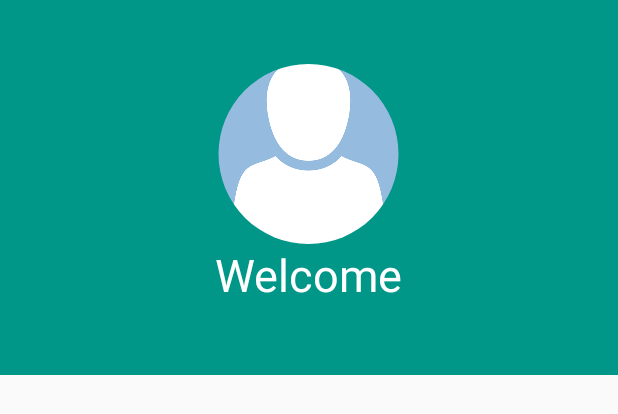
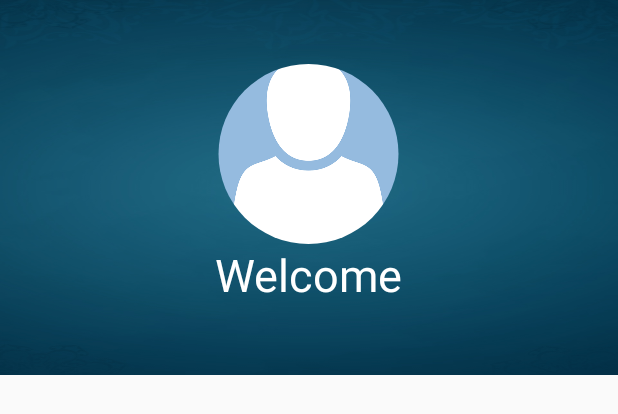
Before and after one commit to gaurikolhe/HuntHouse, an Android app: the layout nav_header_main.xml on its own in the app's theme, with its tools: preview values and no code run, on a phone screen of 412 x 824 dp. Shown: the top 414 px of the screen. Run offline under Robolectric (Android 15) with nearby library versions, the phone set to English and light mode, and no system bars.

```diff
--- a/app/src/main/java/com/project/hunthouse/View/MainActivity.java
+++ b/app/src/main/java/com/project/hunthouse/View/MainActivity.java
@@ -177,10 +177,7 @@ public class MainActivity extends AppCompatActivity implements NavigationView.On
             intent.putExtra("id",uid);
             intent.putExtra("email",uemail);
             startActivity(intent);
-        }else if (id == R.id.chatbot) {
-            Intent intent = new Intent(MainActivity.this,ChatActivity.class);
-            startActivity(intent);
-        }else if (id == R.id.profile) {
+        } else if (id == R.id.profile) {
             Intent intent = new Intent(getApplicationContext(), MyProfile.class);
             intent.putExtra("name",uname);
             intent.putExtra("id",uid);
--- a/app/src/main/res/layout/activity_my_profile.xml
+++ b/app/src/main/res/layout/activity_my_profile.xml
@@ -4,6 +4,7 @@
     xmlns:tools="http://schemas.android.com/tools"
     android:layout_width="match_parent"
     android:layout_height="match_parent"
+    android:background="@drawable/home"
     tools:context="com.project.hunthouse.View.MyProfile">
 
     <android.support.design.widget.AppBarLayout
@@ -32,7 +33,7 @@
             android:layout_centerHorizontal="true"
             android:layout_alignParentTop="true"
             android:text="Name :"
-            android:textColor="#000"
+            android:textColor="#fff"
             android:layout_marginTop="20dp"
             android:padding="15dp"
             android:paddingTop="40dp"
@@ -45,7 +46,7 @@
             android:layout_height="wrap_content"
             android:layout_below="@+id/profile_name"
             android:layout_centerHorizontal="true"
-            android:textColor="#000"
+            android:textColor="#fff"
             android:text="City :"
             android:padding="15dp"
             android:textSize="25dp" />
--- a/app/src/main/res/layout/comment_cardview.xml
+++ b/app/src/main/res/layout/comment_cardview.xml
@@ -18,7 +18,7 @@
     <LinearLayout
         android:layout_height="wrap_content"
         android:layout_width="match_parent"
-        android:background="#03b4a4"
+        android:background="#000"
         android:orientation="vertical">
 
         <RelativeLayout
--- a/app/src/main/res/layout/nav_header_main.xml
+++ b/app/src/main/res/layout/nav_header_main.xml
@@ -3,7 +3,7 @@
     xmlns:app="http://schemas.android.com/apk/res-auto"
     android:layout_width="match_parent"
     android:layout_height="250dp"
-   android:background="@color/colorPrimary"
+   android:background="@drawable/backdrop"
     android:gravity="center_horizontal|center"
     android:orientation="vertical"
     android:paddingBottom="@dimen/activity_vertical_margin"
@@ -24,7 +24,7 @@
         android:layout_width="wrap_content"
         android:layout_height="wrap_content"
         android:text="Welcome"
-        android:textColor="#ffffff"
+        android:textColor="#fff"
         android:textSize="30dp"/>
 
     <TextView
```
Also changed, not shown: app/src/main/res/menu/activity_main_drawer.xml (+2 -5 lines).
